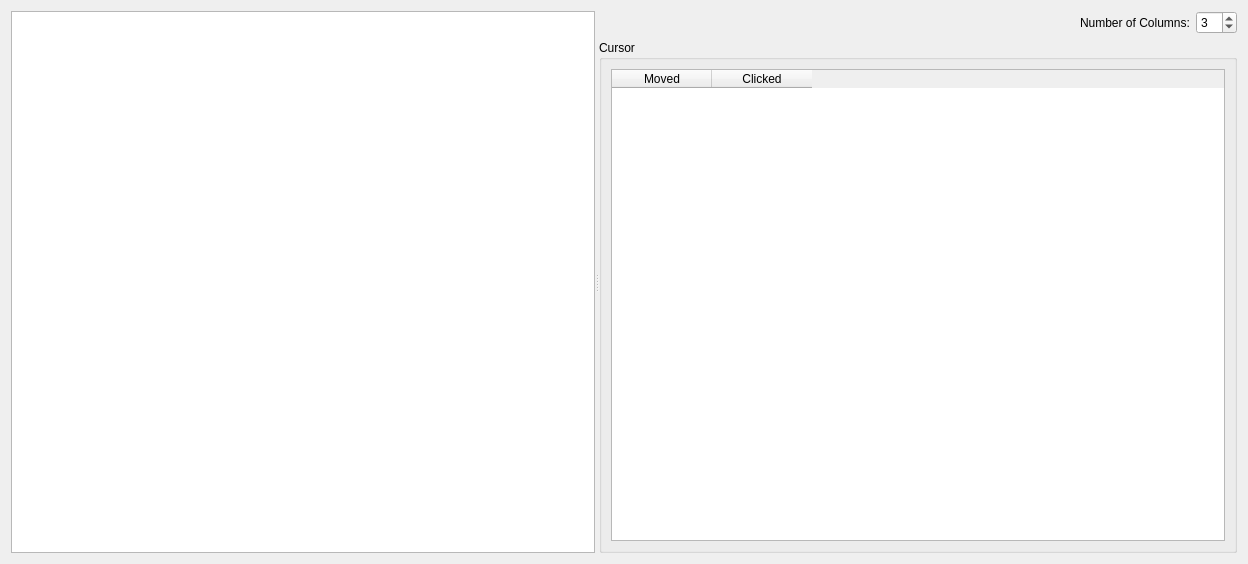
Qt form bec_widgets/examples/extreme/extreme.ui (bec-project/bec_widgets) before a commit.
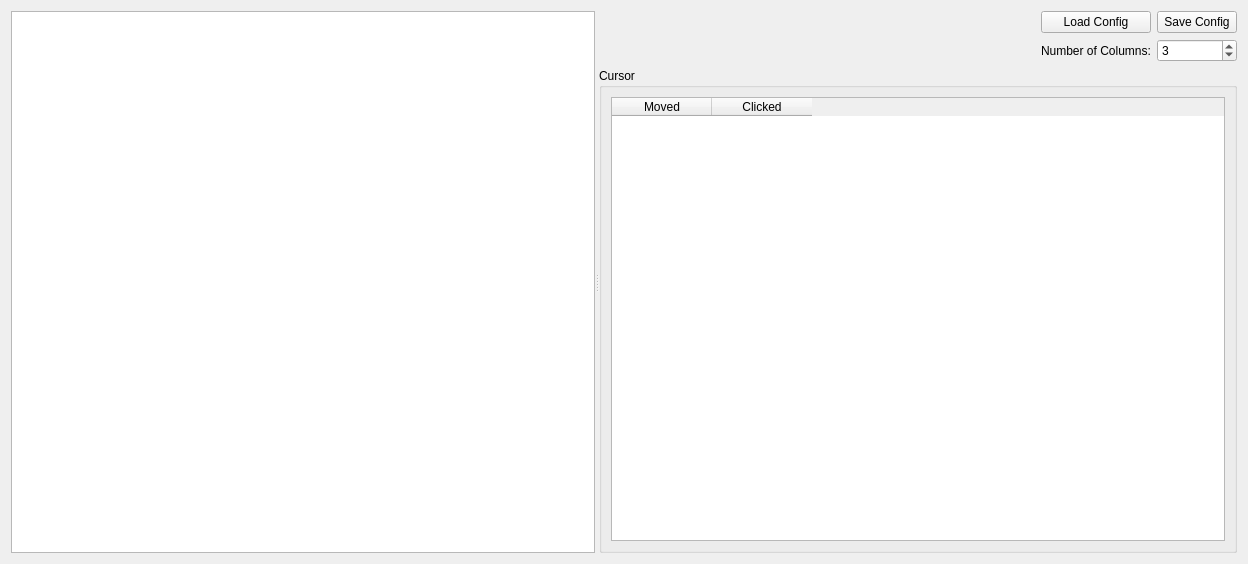
The same form after that commit. Custom widgets are drawn as their Qt base class.

Commit message: feat: load and export configuration into .yaml from GUI

Diff of the .ui file:
```diff
--- a/bec_widgets/examples/extreme/extreme.ui
+++ b/bec_widgets/examples/extreme/extreme.ui
@@ -22,27 +22,7 @@
      <widget class="GraphicsLayoutWidget" name="glw"/>
      <widget class="QWidget" name="">
       <layout class="QGridLayout" name="gridLayout_2">
-       <item row="0" column="1">
-        <widget class="QLabel" name="label">
-         <property name="text">
-          <string>Number of Columns:</string>
-         </property>
-        </widget>
-       </item>
-       <item row="0" column="2">
-        <widget class="QSpinBox" name="spinBox_N_columns">
-         <property name="minimum">
-          <number>1</number>
-         </property>
-         <property name="maximum">
-          <number>10</number>
-         </property>
-         <property name="value">
-          <number>3</number>
-         </property>
-        </widget>
-       </item>
-       <item row="0" column="0">
+       <item row="1" column="0">
         <spacer name="horizontalSpacer">
          <property name="orientation">
           <enum>Qt::Horizontal</enum>
@@ -55,7 +35,7 @@
          </property>
         </spacer>
        </item>
-       <item row="1" column="0" colspan="3">
+       <item row="2" column="0" colspan="3">
         <widget class="QGroupBox" name="groupBox">
          <property name="title">
           <string>Cursor</string>
@@ -78,6 +58,40 @@
          </layout>
         </widget>
        </item>
+       <item row="1" column="1">
+        <widget class="QLabel" name="label">
+         <property name="text">
+          <string>Number of Columns:</string>
+         </property>
+        </widget>
+       </item>
+       <item row="1" column="2">
+        <widget class="QSpinBox" name="spinBox_N_columns">
+         <property name="minimum">
+          <number>1</number>
+         </property>
+         <property name="maximum">
+          <number>10</number>
+         </property>
+         <property name="value">
+          <number>3</number>
+         </property>
+        </widget>
+       </item>
+       <item row="0" column="1">
+        <widget class="QPushButton" name="pushButton_load">
+         <property name="text">
+          <string>Load Config</string>
+         </property>
+        </widget>
+       </item>
+       <item row="0" column="2">
+        <widget class="QPushButton" name="pushButton_save">
+         <property name="text">
+          <string>Save Config</string>
+         </property>
+        </widget>
+       </item>
       </layout>
      </widget>
     </widget>
```
The commit also changes 1 other file.
